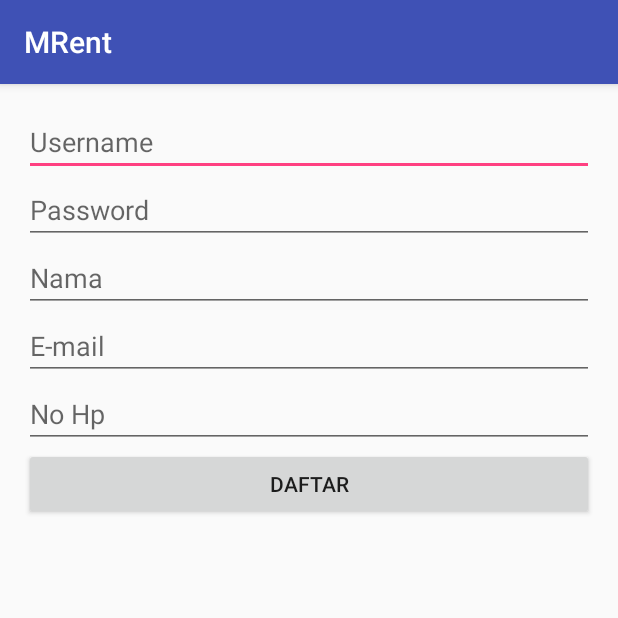
After one commit to duringhiccup/MRent, an Android app: the DaftarActivity screen opened directly, with no data from a screen before it, on a phone screen of 412 x 824 dp, the top half of it. The commit adds this screen. Run offline under Robolectric (Android 15) with nearby library versions, the phone set to English and light mode, and no system bars.

Commit message:
commit one

```diff
--- a/app/build.gradle
+++ b/app/build.gradle
@@ -25,5 +25,7 @@ dependencies {
         exclude group: 'com.android.support', module: 'support-annotations'
     })
     compile 'com.android.support:appcompat-v7:25.1.0'
+    compile 'com.android.support:design:25.1.0'
+    compile 'com.android.support:appcompat-v7:25.0.1'
     testCompile 'junit:junit:4.12'
 }
--- /dev/null
+++ b/app/src/main/java/com/example/fransiskajesinta/mrent/DaftarActivity.java
@@ -0,0 +1,13 @@
+package com.example.fransiskajesinta.mrent;
+
+import android.support.v7.app.AppCompatActivity;
+import android.os.Bundle;
+
+public class DaftarActivity extends AppCompatActivity {
+
+    @Override
+    protected void onCreate(Bundle savedInstanceState) {
+        super.onCreate(savedInstanceState);
+        setContentView(R.layout.activity_daftar);
+    }
+}
--- /dev/null
+++ b/app/src/main/res/layout/activity_daftar.xml
@@ -0,0 +1,110 @@
+<LinearLayout xmlns:android="http://schemas.android.com/apk/res/android"
+              xmlns:tools="http://schemas.android.com/tools"
+              android:layout_width="match_parent"
+              android:layout_height="match_parent"
+              android:gravity="center_horizontal"
+              android:orientation="vertical"
+              android:paddingBottom="@dimen/activity_vertical_margin"
+              android:paddingLeft="@dimen/activity_horizontal_margin"
+              android:paddingRight="@dimen/activity_horizontal_margin"
+              android:paddingTop="@dimen/activity_vertical_margin"
+              tools:context="com.example.fransiskajesinta.mrent.DaftarActivity">
+
+    <!-- Login progress -->
+    <ProgressBar
+        android:id="@+id/login_progress"
+        style="?android:attr/progressBarStyleLarge"
+        android:layout_width="wrap_content"
+        android:layout_height="wrap_content"
+        android:layout_marginBottom="8dp"
+        android:visibility="gone" />
+
+    <ScrollView
+        android:id="@+id/login_form"
+        android:layout_width="match_parent"
+        android:layout_height="match_parent">
+
+        <LinearLayout
+            android:id="@+id/email_login_form"
+            android:layout_width="match_parent"
+            android:layout_height="wrap_content"
+            android:orientation="vertical">
+
+
+
+                <AutoCompleteTextView
+                    android:id="@+id/email_input"
+                    android:layout_width="match_parent"
+                    android:layout_height="wrap_content"
+                    android:hint="@string/Username"
+
+                    android:maxLines="1"
+                    />
+
+
+
+                <EditText
+                    android:id="@+id/password"
+                    android:layout_width="match_parent"
+                    android:layout_height="wrap_content"
+                    android:hint="@string/prompt_password"
+                    android:imeActionId="@+id/login"
+                    android:imeActionLabel="@string/action_sign_in_short"
+
+                    android:inputType="textPassword"
+                    android:maxLines="1"
+                 />
+
+
+
+                <EditText
+                    android:id="@+id/nama"
+                    android:layout_width="match_parent"
+                    android:layout_height="wrap_content"
+                    android:hint="@string/action_nama"
+                    android:imeActionId="@+id/login"
+                    android:imeActionLabel="@string/action_sign_in_short"
+                    android:imeOptions="actionUnspecified"
+                    android:inputType="textPassword"
+                    android:maxLines="1"
+                     />
+
+
+
+                <EditText
+                    android:id="@+id/email"
+                    android:layout_width="match_parent"
+                    android:layout_height="wrap_content"
+                    android:hint="@string/action_email"
+                    android:imeActionId="@+id/login"
+                    android:imeActionLabel="@string/action_sign_in_short"
+                    android:imeOptions="actionUnspecified"
+                    android:inputType="textPassword"
+                    android:maxLines="1"
+                    android:singleLine="true" />
+
+
+
+                <EditText
+                    android:id="@+id/nohp"
+                    android:layout_width="match_parent"
+                    android:layout_height="wrap_content"
+                    android:hint="@string/action_nohp"
+                    android:imeActionId="@+id/login"
+                    android:imeActionLabel="@string/action_sign_in_short"
+                    android:imeOptions="actionUnspecified"
+                    android:inputType="textPassword"
+                    android:maxLines="1"
+               />
+
+
+
+            <Button
+                android:text="@string/action_daftar"
+                android:layout_width="match_parent"
+                android:layout_height="wrap_content"
+                android:id="@+id/daftar_sign_in_button" />
+
+        </LinearLayout>
+    </ScrollView>
+</LinearLayout>
--- a/app/src/main/res/values/strings.xml
+++ b/app/src/main/res/values/strings.xml
@@ -1,3 +1,22 @@
 <resources>
     <string name="app_name">MRent</string>
+    <string name="title_activity_login">Sign in</string>
+
+    <!-- Strings related to login -->
+    <string name="prompt_email">Email</string>
+    <string name="Username">Username</string>
+    <string name="action_nama">Nama</string>
+    <string name="prompt_password">Password </string>
+    <string name="action_masuk">Masuk</string>
+    <string name="action_daftar">Daftar</string>
+    <string name="action_email">E-mail</string>
+    <string name="action_nohp">No Hp</string>
+    <string name="action_sign_in_short">Sign in</string>
+    <string name="error_invalid_email">This email address is invalid</string>
+    <string name="error_invalid_password">This password is too short</string>
+    <string name="error_incorrect_password">This password is incorrect</string>
+    <string name="error_field_required">This field is required</string>
+    <string name="permission_rationale">"Contacts permissions are needed for providing email
+        completions."
+    </string>
 </resources>
```
Also changed, not shown: app/src/main/AndroidManifest.xml (+11 -0 lines), app/src/main/java/com/example/fransiskajesinta/mrent/LoginActivity.java (added, +349 -0 lines), app/src/main/res/layout/activity_login.xml (added, +73 -0 lines).
